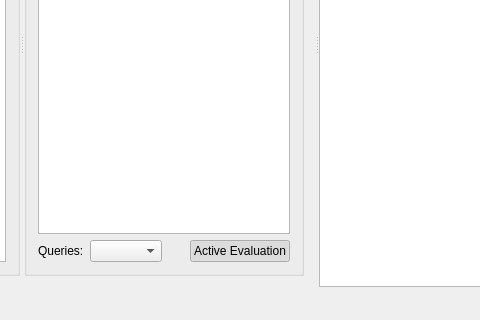
Old version of the form src/mainwindow.ui in the repository ericsium/qt-test; both pictures show x 537 to 1017 and y 587 to 907 of the 1110 by 907 pixel window.
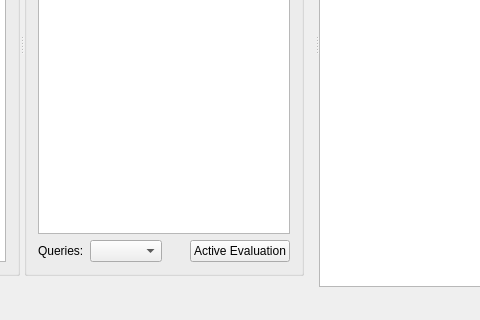
New version of the form.

Commit message:
Clean up attribute specifications
Move into C++ to be explicit about the modified widget attributes.

```diff
--- a/src/mainwindow.ui
+++ b/src/mainwindow.ui
@@ -126,12 +126,6 @@
                  <property name="text">
                   <string>Active Evaluation</string>
                  </property>
-                 <property name="checkable">
-                  <bool>true</bool>
-                 </property>
-                 <property name="checked">
-                  <bool>true</bool>
-                 </property>
                 </widget>
                </item>
               </layout>
```
Left out of the diff: 21 changed lines with no effect on the pictures. The commit also changes 1 other file.
